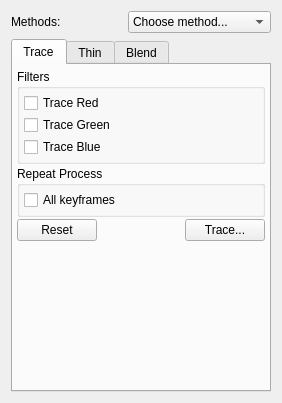
Qt form app/ui/bitmapcoloringwidget.ui (pencil2d/pencil) before a commit.
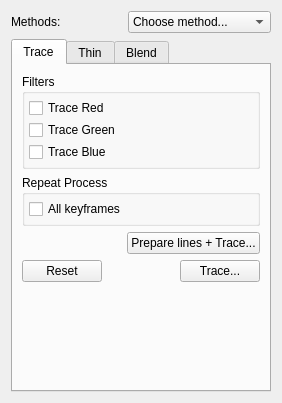
The same form after that commit. Icons and pictures are not drawn.

```diff
--- a/app/ui/bitmapcoloringwidget.ui
+++ b/app/ui/bitmapcoloringwidget.ui
@@ -56,22 +56,7 @@
       <attribute name="title">
        <string>Trace</string>
       </attribute>
-      <layout class="QVBoxLayout" name="verticalLayout_13">
-       <property name="spacing">
-        <number>2</number>
-       </property>
-       <property name="leftMargin">
-        <number>4</number>
-       </property>
-       <property name="topMargin">
-        <number>4</number>
-       </property>
-       <property name="rightMargin">
-        <number>4</number>
-       </property>
-       <property name="bottomMargin">
-        <number>4</number>
-       </property>
+      <layout class="QVBoxLayout" name="verticalLayout_8">
        <item>
         <widget class="QGroupBox" name="gb2Trace">
          <property name="title">
@@ -230,7 +215,34 @@
         </widget>
        </item>
        <item>
-        <layout class="QHBoxLayout" name="horizontalLayout_7">
+        <layout class="QHBoxLayout" name="horizontalLayout_2">
+         <item>
+          <spacer name="horizontalSpacer_2">
+           <property name="orientation">
+            <enum>Qt::Horizontal</enum>
+           </property>
+           <property name="sizeHint" stdset="0">
+            <size>
+             <width>40</width>
+             <height>20</height>
+            </size>
+           </property>
+          </spacer>
+         </item>
+         <item>
+          <widget class="QPushButton" name="btnPrepareLines">
+           <property name="toolTip">
+            <string>&lt;html&gt;&lt;head/&gt;&lt;body&gt;&lt;p&gt;Color separation lines must be prepared for coloring.&lt;br/&gt;Color separation, made in Pencil2d, are not prepared.&lt;br/&gt;&lt;/p&gt;&lt;/body&gt;&lt;/html&gt;</string>
+           </property>
+           <property name="text">
+            <string>Prepare lines + Trace...</string>
+           </property>
+          </widget>
+         </item>
+        </layout>
+       </item>
+       <item>
+        <layout class="QHBoxLayout" name="horizontalLayout_4">
          <item>
           <widget class="QPushButton" name="btnResetTrace">
            <property name="text">
```
Left out of the diff: 3 changed lines with no effect on the pictures.
